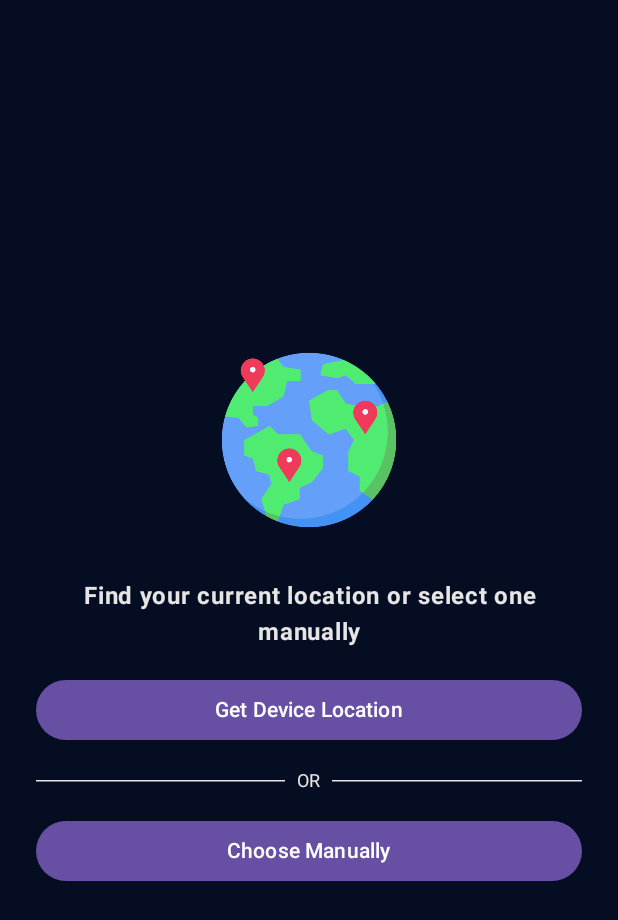
After one commit to chhay-sophal/weather, an Android app built with Jetpack Compose: the ChooseLocationScreen screen opened through its navigation route, on a phone screen of 412 x 824 dp. The commit adds this screen. Shown: the top 920 px of the screen. Run offline under Robolectric (Android 15) with nearby library versions, the phone set to English and light mode, and no system bars; missing, so only their content is drawn: WeatherTheme; 1 statement that could not run was skipped.

Commit message:
Add first page

```diff
--- a/app/src/main/java/com/example/weather/WeatherApp.kt
+++ b/app/src/main/java/com/example/weather/WeatherApp.kt
@@ -2,36 +2,23 @@ package com.example.weather
 
 import android.Manifest
 import android.os.Build
-import android.util.Log
 import androidx.annotation.RequiresApi
 import androidx.compose.runtime.Composable
-import androidx.compose.runtime.LaunchedEffect
-import androidx.compose.runtime.getValue
-import androidx.compose.runtime.mutableStateOf
-import androidx.compose.runtime.remember
-import androidx.compose.runtime.rememberUpdatedState
-import androidx.compose.runtime.setValue
-import androidx.compose.ui.platform.LocalContext
 import androidx.lifecycle.viewmodel.compose.viewModel
 import androidx.navigation.compose.NavHost
 import androidx.navigation.compose.composable
 import androidx.navigation.compose.rememberNavController
-import com.example.weather.data.models.SavedLocation
-import com.example.weather.ui.components.PermissionRationaleDialog
-import com.example.weather.ui.components.RationaleState
 import com.example.weather.ui.screens.AboutUsScreen
+import com.example.weather.ui.screens.ChooseLocationScreen
 import com.example.weather.ui.screens.DetailScreen
+import com.example.weather.ui.screens.FirstScreen
 import com.example.weather.ui.screens.ListScreen
 import com.example.weather.ui.screens.MainScreen
 import com.example.weather.ui.screens.NextSevenDayScreen
 import com.example.weather.ui.screens.SearchScreen
 import com.example.weather.viewmodel.WeatherViewModel
 import com.google.accompanist.permissions.ExperimentalPermissionsApi
-import com.google.accompanist.permissions.isGranted
 import com.google.accompanist.permissions.rememberPermissionState
-import com.google.accompanist.permissions.shouldShowRationale
-import com.google.android.gms.location.LocationServices
-import kotlinx.coroutines.tasks.await
 
 @RequiresApi(Build.VERSION_CODES.O)
 @OptIn(ExperimentalPermissionsApi::class)
@@ -45,49 +32,13 @@ fun WeatherApp() {
         Manifest.permission.ACCESS_COARSE_LOCATION,
     )
 
-    // Keeps track of the rationale dialog state, needed when the user requires further rationale
-    var rationaleState by remember {
-        mutableStateOf<RationaleState?>(null)
-    }
-
-    val context = LocalContext.current
-    val fusedLocationClient = LocationServices.getFusedLocationProviderClient(context)
-    val permissionGranted by rememberUpdatedState(locationPermissionState.status.isGranted)
-
-    rationaleState?.run { PermissionRationaleDialog(rationaleState = this) }
-
-    // Fetch location when permissions are granted
-    LaunchedEffect(permissionGranted) {
-        if (permissionGranted) {
-            try {
-                val locationResult = fusedLocationClient.lastLocation
-                val loc = locationResult.await()
-                loc?.let {
-                    weatherViewModel.updateLocation(it)
-                    Log.d("MainScreen", "Location - Latitude: ${it.latitude}, Longitude: ${it.longitude}")
-                    val index = weatherViewModel.saveLocation(SavedLocation(it.latitude, it.longitude))
-                }
-            } catch (e: SecurityException) {
-                Log.e("MainScreen", "Location permission not granted", e)
-            }
-        } else {
-            if (locationPermissionState.status.shouldShowRationale) {
-                rationaleState = RationaleState(
-                    "Request approximate location access",
-                    "In order to use this feature please grant access by accepting " + "the location permission dialog." + "\n\nWould you like to continue?",
-                ) { proceed ->
-                    if (proceed) {
-                        locationPermissionState.launchPermissionRequest()
-                    }
-                    rationaleState = null
-                }
-            } else {
-                locationPermissionState.launchPermissionRequest()
-            }
+    NavHost(navController = navController, startDestination = "first-screen") {
+        composable("first-screen") {
+            FirstScreen(navController)
         }
-    }
-
-    NavHost(navController = navController, startDestination = "home") {
+        composable("choose-location") {
+            ChooseLocationScreen(navController, weatherViewModel, locationPermissionState)
+        }
         composable("home") {
             MainScreen(navController, weatherViewModel, locationPermissionState, indexToShow = 0)
         }
--- /dev/null
+++ b/app/src/main/java/com/example/weather/ui/screens/ChooseLocationScreen.kt
@@ -0,0 +1,193 @@
+package com.example.weather.ui.screens
+
+import android.util.Log
+import androidx.compose.foundation.Image
+import androidx.compose.foundation.layout.Arrangement
+import androidx.compose.foundation.layout.Box
+import androidx.compose.foundation.layout.Column
+import androidx.compose.foundation.layout.Row
+import androidx.compose.foundation.layout.Spacer
+import androidx.compose.foundation.layout.fillMaxSize
+import androidx.compose.foundation.layout.fillMaxWidth
+import androidx.compose.foundation.layout.height
+import androidx.compose.foundation.layout.padding
+import androidx.compose.foundation.layout.size
+import androidx.compose.foundation.rememberScrollState
+import androidx.compose.foundation.verticalScroll
+import androidx.compose.material3.Button
+import androidx.compose.material3.HorizontalDivider
+import androidx.compose.material3.Scaffold
+import androidx.compose.material3.Text
+import androidx.compose.runtime.Composable
+import androidx.compose.runtime.LaunchedEffect
+import androidx.compose.runtime.getValue
+import androidx.compose.runtime.mutableStateOf
+import androidx.compose.runtime.remember
+import androidx.compose.runtime.rememberUpdatedState
+import androidx.compose.ui.Alignment
+import androidx.compose.ui.Modifier
+import androidx.compose.ui.graphics.Color
+import androidx.compose.ui.platform.LocalContext
+import androidx.compose.ui.res.painterResource
+import androidx.compose.ui.text.font.FontWeight
+import androidx.compose.ui.text.style.TextAlign
+import androidx.compose.ui.unit.dp
+import androidx.compose.ui.unit.sp
+import androidx.navigation.NavController
+import com.example.weather.R
+import com.example.weather.data.models.SavedLocation
+import com.example.weather.ui.components.PermissionRationaleDialog
+import com.example.weather.ui.components.RationaleState
+import com.example.weather.viewmodel.WeatherViewModel
+import com.google.accompanist.permissions.ExperimentalPermissionsApi
+import com.google.accompanist.permissions.PermissionState
+import com.google.accompanist.permissions.isGranted
+import com.google.android.gms.location.LocationServices
+import kotlinx.coroutines.tasks.await
+
+@OptIn(ExperimentalPermissionsApi::class)
+@Composable
+fun ChooseLocationScreen(navController: NavController, weatherViewModel: WeatherViewModel, locationPermissionState: PermissionState) {
+    // Keeps track of the rationale dialog state, needed when the user requires further rationale
+    val rationaleState by remember {
+        mutableStateOf<RationaleState?>(null)
+    }
+
+    val context = LocalContext.current
+    val fusedLocationClient = LocationServices.getFusedLocationProviderClient(context)
+    val permissionGranted by rememberUpdatedState(locationPermissionState.status.isGranted)
+
+    rationaleState?.run { PermissionRationaleDialog(rationaleState = this) }
+
+    // Fetch location when permissions are granted
+    LaunchedEffect(permissionGranted) {
+        if (permissionGranted) {
+            try {
+                val locationResult = fusedLocationClient.lastLocation
+                val loc = locationResult.await()
+                loc?.let {
+                    weatherViewModel.updateLocation(it)
+                    Log.d("MainScreen", "Location - Latitude: ${it.latitude}, Longitude: ${it.longitude}")
+                    val index = weatherViewModel.saveLocation(SavedLocation(it.latitude, it.longitude))
+                    navController.navigate("home")
+                }
+            } catch (e: SecurityException) {
+                Log.e("MainScreen", "Location permission not granted", e)
+            }
+        }
+
+//        For RationalState
+//        else {
+//            if (locationPermissionState.status.shouldShowRationale) {
+//                rationaleState = RationaleState(
+//                    "Request approximate location access",
+//                    "In order to use this feature please grant access by accepting " + "the location permission dialog." + "\n\nWould you like to continue?",
+//                ) { proceed ->
+//                    if (proceed) {
+//                        locationPermissionState.launchPermissionRequest()
+//                    }
+//                    rationaleState = null
+//                }
+//            } else {
+//                locationPermissionState.launchPermissionRequest()
+//            }
+//        }
+    }
+
+    Scaffold(
+        modifier = Modifier.fillMaxSize(),
+        containerColor = Color(0xFF050D22),
+        contentColor = Color(0xFFE5E5E5)
+    ) {
+        Box(
+            modifier = Modifier
+                .fillMaxSize()
+                .padding(it)
+                .verticalScroll(rememberScrollState()),
+            contentAlignment = Alignment.Center
+        ) {
+            Column(
+                horizontalAlignment = Alignment.CenterHorizontally,
+                verticalArrangement = Arrangement.Center
+            ) {
+                // World Icon
+                Image(
+                    painter = painterResource(id = R.drawable.pin),
+                    contentDescription = "World Icon",
+                    modifier = Modifier.size(120.dp)
+                )
+
+                Spacer(modifier = Modifier.height(32.dp))
+
+                // Add some text above the "Get Device Location" button
+                Text(
+                    text = "Find your current location or select one manually",
+                    color = Color(0xFFE5E5E5),
+                    modifier = Modifier.padding(horizontal = 30.dp),
+                    style = androidx.compose.material3.MaterialTheme.typography.bodyLarge,
+                    fontWeight = FontWeight.Bold,
+                    textAlign = TextAlign.Center
+                )
+
+                Spacer(modifier = Modifier.height(16.dp))
+
+                // Get Device Location Button
+                Button(
+                    onClick = {
+                        locationPermissionState.launchPermissionRequest()
+                    },
+                    modifier = Modifier
+                        .fillMaxWidth()
+                        .padding(horizontal = 24.dp)
+                ) {
+                    Text(text = "Get Device Location")
+                }
+
+                Spacer(modifier = Modifier.height(16.dp))
+
+                // "Or" line between buttons
+                Row(
+                    modifier = Modifier
+                        .fillMaxWidth()
+                        .padding(horizontal = 24.dp),
+                    verticalAlignment = Alignment.CenterVertically
+                ) {
+                    HorizontalDivider(
+                        modifier = Modifier
+                            .weight(1f)
+                            .height(1.dp),
+                        color = Color(0xFFE5E5E5)
+                    )
+
+                    Text(
+                        text = "OR",
+                        fontSize = 12.sp,
+                        color = Color(0xFFE5E5E5),
+                        modifier = Modifier.padding(horizontal = 8.dp)
+                    )
+
+                    HorizontalDivider(
+                        modifier = Modifier
+                            .weight(1f)
+                            .height(1.dp),
+                        color = Color(0xFFE5E5E5)
+                    )
+                }
+
+                Spacer(modifier = Modifier.height(16.dp))
+
+                // Choose Manually Button
+                Button(
+                    onClick = {
+                        navController.navigate("search")
+                    },
+                    modifier = Modifier
+                        .fillMaxWidth()
+                        .padding(horizontal = 24.dp)
+                ) {
+                    Text(text = "Choose Manually")
+                }
+            }
+        }
+    }
+}
--- /dev/null
+++ b/app/src/main/java/com/example/weather/ui/screens/FirstScreen.kt
@@ -0,0 +1,91 @@
+package com.example.weather.ui.screens
+
+import androidx.compose.foundation.Image
+import androidx.compose.foundation.layout.Arrangement
+import androidx.compose.foundation.layout.Box
+import androidx.compose.foundation.layout.Column
+import androidx.compose.foundation.layout.Spacer
+import androidx.compose.foundation.layout.fillMaxSize
+import androidx.compose.foundation.layout.fillMaxWidth
+import androidx.compose.foundation.layout.height
+import androidx.compose.foundation.layout.padding
+import androidx.compose.foundation.rememberScrollState
+import androidx.compose.foundation.verticalScroll
+import androidx.compose.material3.Button
+import androidx.compose.material3.MaterialTheme
+import androidx.compose.material3.Scaffold
+import androidx.compose.material3.Text
+import androidx.compose.runtime.Composable
+import androidx.compose.ui.Alignment
+import androidx.compose.ui.Modifier
+import androidx.compose.ui.graphics.Color
+import androidx.compose.ui.res.painterResource
+import androidx.compose.ui.text.font.FontWeight
+import androidx.compose.ui.unit.dp
+import androidx.compose.ui.unit.sp
+import androidx.navigation.NavController
+import com.example.weather.R
+
+@Composable
+fun FirstScreen(navController: NavController) {
+    Scaffold(
+        modifier = Modifier
+            .fillMaxSize(),
+        containerColor = Color(0xFF050D22),
+        contentColor = Color(0xFFE5E5E5)
+    ) {
+        Box(
+            modifier = Modifier
+                .fillMaxSize()
+                .padding(it)
+                .verticalScroll(rememberScrollState()),
+            contentAlignment = Alignment.Center
+        ) {
+            Column(
+                modifier = Modifier
+                    .fillMaxSize()
+                    .padding(16.dp),
+                verticalArrangement = Arrangement.Center,
+                horizontalAlignment = Alignment.CenterHorizontally
+            ) {
+                // Display an introductory image
+                Image(
+                    painter = painterResource(id = R.drawable.boy_with_umbrella_in_rain),
+                    contentDescription = null,
+                    modifier = Modifier.fillMaxWidth()
+                )
+
+                Spacer(modifier = Modifier.height(24.dp))
+
+                // Display the title text
+                Text(
+                    text = "Welcome to Weather",
+                    style = MaterialTheme.typography.titleLarge,
+                    fontWeight = FontWeight.Bold,
+                    fontSize = 24.sp
+                )
+
+                Spacer(modifier = Modifier.height(8.dp))
+
+                // Display the subtitle text
+                Text(
+                    text = "Stay updated with the latest weather information.",
+                    style = MaterialTheme.typography.bodyLarge,
+                    fontSize = 15.sp,
+                    color = Color.Gray
+                )
+
+                Spacer(modifier = Modifier.height(32.dp))
+
+                // Display the "Get Started" button
+                Button(
+                    onClick = {
+                        navController.navigate("choose-location")
+                    }
+                ) {
+                    Text(text = "Get Started", fontSize = 16.sp)
+                }
+            }
+        }
+    }
+}
--- a/app/src/main/java/com/example/weather/ui/screens/MainScreen.kt
+++ b/app/src/main/java/com/example/weather/ui/screens/MainScreen.kt
@@ -138,6 +138,20 @@ fun MainScreen(
                 } else {
                     CircularProgressIndicator()
                 }
+            } else {
+                if (todayForecast.isNotEmpty()) {
+                    HorizontalPager(state = pagerState) { page ->
+                        LocationWeatherPage(todayForecast[page], navController)
+                    }
+
+                    if (indexToShow < todayForecast.size) {
+                        coroutineScope.launch {
+                            pagerState.scrollToPage(indexToShow)
+                        }
+                    }
+                } else {
+                    CircularProgressIndicator()
+                }
             }
         }
     }
--- a/app/src/main/java/com/example/weather/viewmodel/WeatherViewModel.kt
+++ b/app/src/main/java/com/example/weather/viewmodel/WeatherViewModel.kt
@@ -18,7 +18,7 @@ import kotlinx.coroutines.flow.asStateFlow
 import kotlinx.coroutines.flow.collectLatest
 import kotlinx.coroutines.launch
 
-class WeatherViewModel() : ViewModel() {
+class WeatherViewModel : ViewModel() {
     private val _todayForecast = MutableLiveData<List<WeatherRoot>>()
     val todayForecast: LiveData<List<WeatherRoot>> get() = _todayForecast
 
@@ -133,7 +133,7 @@ class WeatherViewModel() : ViewModel() {
     fun saveLocation(location: SavedLocation): Int {
         _savedLocation.add(location)
         fetchTodayForecast()
-        Log.d("SaveLocation", "${_savedLocation.indexOf(location)}")
+        Log.d("SaveLocation", "${_savedLocation.indexOf(location)}: $_savedLocation")
         return _savedLocation.indexOf(location)
     }
 
```
Also changed, not shown: app/src/main/res/drawable/boy_with_umbrella_in_rain.png (added), app/src/main/res/drawable/pin.png (added).
